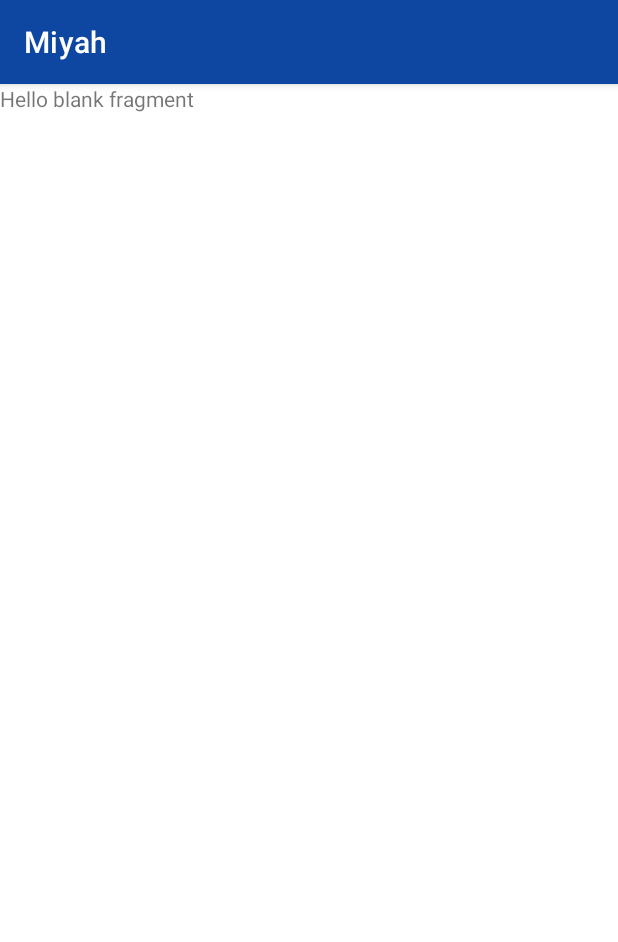
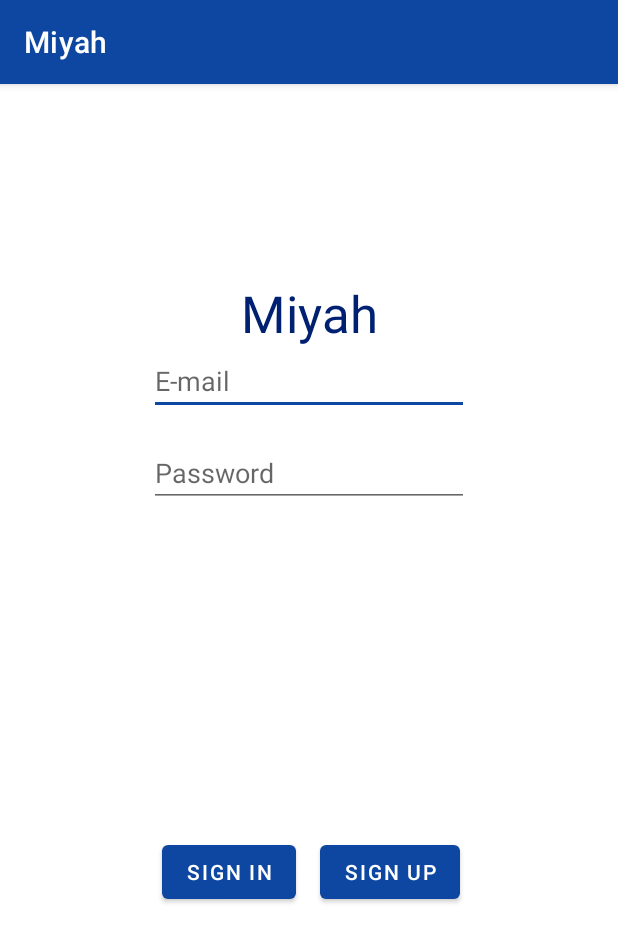
Before and after one commit to mhmdcs/Miyah, an Android app: the fragment LoginFragment shown on its own in the app's theme, on a phone screen of 412 x 824 dp. Shown: the top 942 px of the screen. Run offline under Robolectric (Android 15) with nearby library versions, the phone set to English and light mode, and no system bars; our stand-ins replace data binding.

Commit message:
add mock up sign in layout

```diff
--- a/app/src/main/res/layout/fragment_login.xml
+++ b/app/src/main/res/layout/fragment_login.xml
@@ -1,14 +1,74 @@
 <?xml version="1.0" encoding="utf-8"?>
-<FrameLayout xmlns:android="http://schemas.android.com/apk/res/android"
-    xmlns:tools="http://schemas.android.com/tools"
-    android:layout_width="match_parent"
-    android:layout_height="match_parent"
-    tools:context=".LoginFragment">
 
-    <!-- TODO: Update blank fragment layout -->
-    <TextView
+<layout xmlns:android="http://schemas.android.com/apk/res/android"
+    xmlns:app="http://schemas.android.com/apk/res-auto"
+    xmlns:tools="http://schemas.android.com/tools">
+
+    <androidx.constraintlayout.widget.ConstraintLayout
         android:layout_width="match_parent"
         android:layout_height="match_parent"
-        android:text="@string/hello_blank_fragment" />
+        tools:context=".LoginFragment">
 
-</FrameLayout>
+        <TextView
+            android:id="@+id/bookStoreInventoryTextView"
+            android:layout_width="wrap_content"
+            android:layout_height="wrap_content"
+            android:layout_marginTop="130dp"
+            android:text="Miyah"
+            android:textAlignment="center"
+            android:textColor="@color/dark_blue"
+            android:textSize="34sp"
+            app:layout_constraintEnd_toEndOf="parent"
+            app:layout_constraintStart_toStartOf="parent"
+            app:layout_constraintTop_toTopOf="parent" />
+
+        <EditText
+            android:id="@+id/emailEditText"
+            android:layout_width="wrap_content"
+            android:layout_height="wrap_content"
+            android:ems="10"
+            android:freezesText="false"
+            android:hint="@string/emailHint"
+            android:inputType="textPersonName|textEmailAddress"
+            app:layout_constraintEnd_toEndOf="parent"
+            app:layout_constraintStart_toStartOf="parent"
+            app:layout_constraintTop_toBottomOf="@+id/bookStoreInventoryTextView" />
+
+        <EditText
+            android:id="@+id/passwordEditText"
+            android:layout_width="wrap_content"
+            android:layout_height="wrap_content"
+            android:layout_marginTop="16dp"
+            android:ems="10"
+            android:hint="@string/passwordHint"
+            android:inputType="textPersonName"
+            android:password="true"
+            app:layout_constraintEnd_toEndOf="parent"
+            app:layout_constraintStart_toStartOf="parent"
+            app:layout_constraintTop_toBottomOf="@+id/emailEditText" />
+
+        <Button
+            android:id="@+id/signInButton"
+            android:layout_width="wrap_content"
+            android:layout_height="wrap_content"
+            android:layout_marginEnd="8dp"
+            android:text="@string/SignIn"
+            app:layout_constraintBottom_toBottomOf="parent"
+            app:layout_constraintEnd_toEndOf="@+id/passwordEditText"
+            app:layout_constraintStart_toStartOf="parent"
+            app:layout_constraintTop_toBottomOf="@+id/passwordEditText" />
+
+        <Button
+            android:id="@+id/signUpButton"
+            android:layout_width="wrap_content"
+            android:layout_height="wrap_content"
+            android:layout_marginStart="8dp"
+            android:text="@string/SignUp"
+            app:layout_constraintBottom_toBottomOf="parent"
+            app:layout_constraintEnd_toEndOf="parent"
+            app:layout_constraintStart_toStartOf="@+id/passwordEditText"
+            app:layout_constraintTop_toBottomOf="@+id/passwordEditText" />
+
+    </androidx.constraintlayout.widget.ConstraintLayout>
+
+</layout>
--- a/app/src/main/res/values/strings.xml
+++ b/app/src/main/res/values/strings.xml
@@ -2,4 +2,13 @@
     <string name="app_name">Miyah</string>
     <!-- TODO: Remove or change this placeholder text -->
     <string name="hello_blank_fragment">Hello blank fragment</string>
+    <string name="emailHint">E-mail</string>
+    <string name="passwordHint">Password</string>
+    <string name="SignIn">Sign In</string>
+    <string name="SignUp">Sign Up</string>
+    <string name="Welcome">Welcome</string>
+    <string name="WelcomeMessage">This is the Book Store Inventory!</string>
+    <string name="Enter">Enter</string>
+    <string name="Next">Next</string>
+    <string name="Logout">Logout</string>
 </resources>
```
